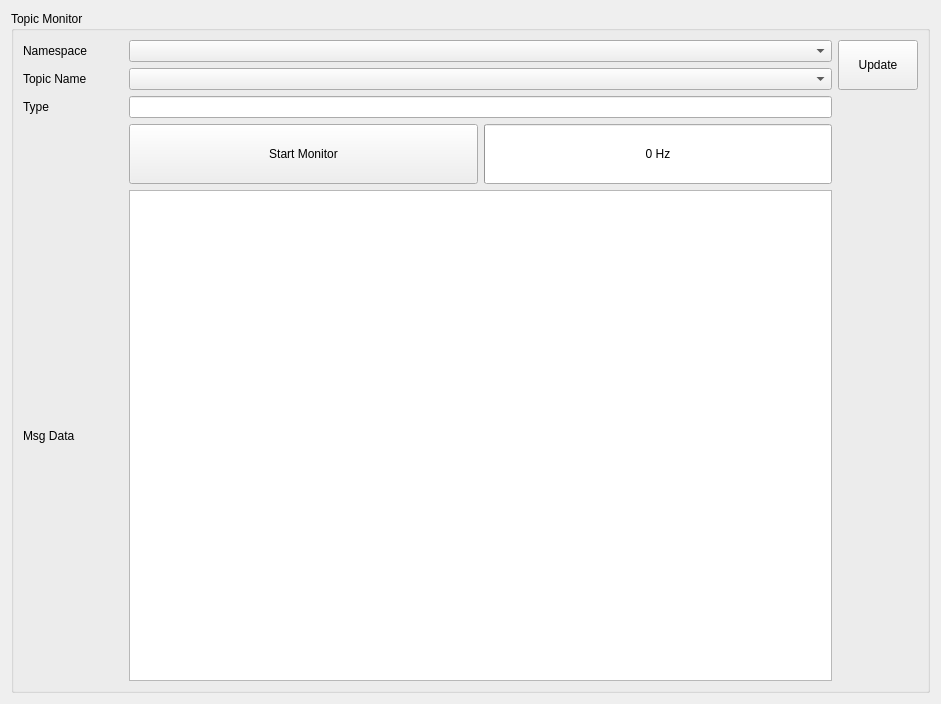
Old version of the form ui/topic_monitor.ui in the repository yyamazaki933/rosif.
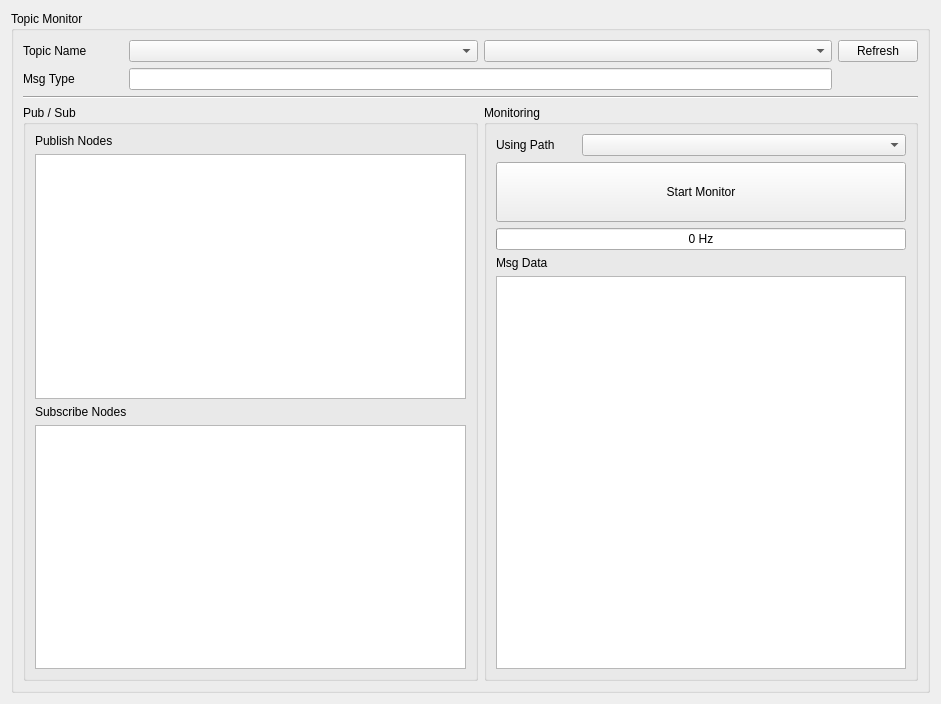
New version of the form.

Patch:
```diff
--- a/ui/topic_monitor.ui
+++ b/ui/topic_monitor.ui
@@ -24,160 +24,19 @@
      </property>
      <layout class="QGridLayout" name="gridLayout_2">
       <item row="3" column="1">
-       <widget class="QPushButton" name="pb_monitor">
-        <property name="minimumSize">
-         <size>
-          <width>0</width>
-          <height>60</height>
-         </size>
-        </property>
-        <property name="text">
-         <string>Start Monitor</string>
-        </property>
-       </widget>
-      </item>
-      <item row="4" column="0">
-       <widget class="QLabel" name="label_2">
-        <property name="text">
-         <string>Msg Data</string>
-        </property>
-       </widget>
-      </item>
-      <item row="3" column="2">
-       <widget class="QProgressBar" name="prog_hz">
-        <property name="sizePolicy">
-         <sizepolicy hsizetype="Preferred" vsizetype="Fixed">
-          <horstretch>0</horstretch>
-          <verstretch>0</verstretch>
-         </sizepolicy>
-        </property>
-        <property name="minimumSize">
-         <size>
-          <width>0</width>
-          <height>60</height>
-         </size>
-        </property>
-        <property name="maximum">
-         <number>1</number>
-        </property>
-        <property name="value">
-         <number>0</number>
-        </property>
-        <property name="format">
-         <string>%v Hz</string>
-        </property>
-       </widget>
-      </item>
-      <item row="4" column="1" colspan="2">
-       <widget class="QPlainTextEdit" name="pte_echo">
-        <property name="palette">
-         <palette>
-          <active>
-           <colorrole role="Text">
-            <brush brushstyle="SolidPattern">
-             <color alpha="255">
-              <red>154</red>
-              <green>153</green>
-              <blue>150</blue>
-             </color>
-            </brush>
-           </colorrole>
-           <colorrole role="PlaceholderText">
-            <brush brushstyle="NoBrush">
-             <color alpha="128">
-              <red>154</red>
-              <green>153</green>
-              <blue>150</blue>
-             </color>
-            </brush>
-           </colorrole>
-          </active>
-          <inactive>
-           <colorrole role="Text">
-            <brush brushstyle="SolidPattern">
-             <color alpha="255">
-              <red>154</red>
-              <green>153</green>
-              <blue>150</blue>
-             </color>
-            </brush>
-           </colorrole>
-           <colorrole role="PlaceholderText">
-            <brush brushstyle="NoBrush">
-             <color alpha="128">
-              <red>154</red>
-              <green>153</green>
-              <blue>150</blue>
-             </color>
-            </brush>
-           </colorrole>
-          </inactive>
-          <disabled>
-           <colorrole role="Text">
-            <brush brushstyle="SolidPattern">
-             <color alpha="255">
-              <red>94</red>
-              <green>92</green>
-              <blue>100</blue>
-             </color>
-            </brush>
-           </colorrole>
-           <colorrole role="PlaceholderText">
-            <brush brushstyle="NoBrush">
-             <color alpha="128">
-              <red>154</red>
-              <green>153</green>
-              <blue>150</blue>
-             </color>
-            </brush>
-           </colorrole>
-          </disabled>
-         </palette>
-        </property>
-        <property name="font">
-         <font>
-          <family>Ubuntu Mono</family>
-          <pointsize>13</pointsize>
-         </font>
-        </property>
-        <property name="readOnly">
-         <bool>true</bool>
-        </property>
-       </widget>
-      </item>
-      <item row="2" column="0">
        <widget class="QLabel" name="label_11">
         <property name="text">
-         <string>Type</string>
+         <string>Msg Type</string>
         </property>
        </widget>
       </item>
-      <item row="0" column="3" rowspan="2">
-       <widget class="QPushButton" name="pb_update">
-        <property name="minimumSize">
-         <size>
-          <width>80</width>
-          <height>50</height>
-         </size>
-        </property>
-        <property name="maximumSize">
-         <size>
-          <width>80</width>
-          <height>16777215</height>
-         </size>
-        </property>
-        <property name="text">
-         <string>Update</string>
-        </property>
-       </widget>
-      </item>
-      <item row="1" column="1" colspan="2">
-       <widget class="QComboBox" name="cb_topic"/>
-      </item>
-      <item row="0" column="1" colspan="2">
+      <item row="1" column="2">
        <widget class="QComboBox" name="cb_ns"/>
       </item>
-      <item row="2" column="1" colspan="2">
+      <item row="1" column="3">
+       <widget class="QComboBox" name="cb_topic"/>
+      </item>
+      <item row="3" column="2" colspan="2">
        <widget class="QLineEdit" name="le_type">
         <property name="palette">
          <palette>
@@ -248,7 +107,27 @@
         </property>
        </widget>
       </item>
-      <item row="1" column="0">
+      <item row="1" column="4">
+       <widget class="QPushButton" name="pb_update">
+        <property name="maximumSize">
+         <size>
+          <width>80</width>
+          <height>16777215</height>
+         </size>
+        </property>
+        <property name="text">
+         <string>Refresh</string>
+        </property>
+       </widget>
+      </item>
+      <item row="4" column="1" colspan="4">
+       <widget class="Line" name="line">
+        <property name="orientation">
+         <enum>Qt::Horizontal</enum>
+        </property>
+       </widget>
+      </item>
+      <item row="1" column="1">
        <widget class="QLabel" name="label_10">
         <property name="minimumSize">
          <size>
@@ -267,11 +146,174 @@
         </property>
        </widget>
       </item>
-      <item row="0" column="0">
-       <widget class="QLabel" name="label">
-        <property name="text">
-         <string>Namespace</string>
+      <item row="6" column="1" colspan="2">
+       <widget class="QGroupBox" name="groupBox_2">
+        <property name="title">
+         <string>Pub / Sub</string>
         </property>
+        <layout class="QVBoxLayout" name="verticalLayout_2">
+         <item>
+          <widget class="QLabel" name="label_3">
+           <property name="text">
+            <string>Publish Nodes</string>
+           </property>
+          </widget>
+         </item>
+         <item>
+          <widget class="QListWidget" name="lw_pub"/>
+         </item>
+         <item>
+          <widget class="QLabel" name="label_2">
+           <property name="text">
+            <string>Subscribe Nodes</string>
+           </property>
+          </widget>
+         </item>
+         <item>
+          <widget class="QListWidget" name="lw_sub"/>
+         </item>
+        </layout>
+       </widget>
+      </item>
+      <item row="6" column="3" colspan="2">
+       <widget class="QGroupBox" name="groupBox_3">
+        <property name="title">
+         <string>Monitoring</string>
+        </property>
+        <layout class="QGridLayout" name="gridLayout">
+         <item row="6" column="0" colspan="2">
+          <widget class="QPlainTextEdit" name="pte_echo">
+           <property name="palette">
+            <palette>
+             <active>
+              <colorrole role="Text">
+               <brush brushstyle="SolidPattern">
+                <color alpha="255">
+                 <red>154</red>
+                 <green>153</green>
+                 <blue>150</blue>
+                </color>
+               </brush>
+              </colorrole>
+              <colorrole role="PlaceholderText">
+               <brush brushstyle="NoBrush">
+                <color alpha="128">
+                 <red>154</red>
+                 <green>153</green>
+                 <blue>150</blue>
+                </color>
+               </brush>
+              </colorrole>
+             </active>
+             <inactive>
+              <colorrole role="Text">
+               <brush brushstyle="SolidPattern">
+                <color alpha="255">
+                 <red>154</red>
+                 <green>153</green>
+                 <blue>150</blue>
+                </color>
+               </brush>
+              </colorrole>
+              <colorrole role="PlaceholderText">
+               <brush brushstyle="NoBrush">
+                <color alpha="128">
+                 <red>154</red>
+                 <green>153</green>
+                 <blue>150</blue>
+                </color>
+               </brush>
+              </colorrole>
+             </inactive>
+             <disabled>
+              <colorrole role="Text">
+               <brush brushstyle="SolidPattern">
+                <color alpha="255">
+                 <red>94</red>
+                 <green>92</green>
+                 <blue>100</blue>
+                </color>
+               </brush>
+              </colorrole>
+              <colorrole role="PlaceholderText">
+               <brush brushstyle="NoBrush">
+                <color alpha="128">
+                 <red>154</red>
+                 <green>153</green>
+                 <blue>150</blue>
+                </color>
+               </brush>
+              </colorrole>
+             </disabled>
+            </palette>
+           </property>
+           <property name="font">
+            <font>
+             <family>Ubuntu Mono</family>
+             <pointsize>13</pointsize>
+            </font>
+           </property>
+           <property name="readOnly">
+            <bool>true</bool>
+           </property>
+          </widget>
+         </item>
+         <item row="1" column="1">
+          <widget class="QComboBox" name="cb_path"/>
+         </item>
+         <item row="1" column="0">
+          <widget class="QLabel" name="label">
+           <property name="maximumSize">
+            <size>
+             <width>80</width>
+             <height>16777215</height>
+            </size>
+           </property>
+           <property name="text">
+            <string>Using Path</string>
+           </property>
+          </widget>
+         </item>
+         <item row="5" column="0">
+          <widget class="QLabel" name="label_4">
+           <property name="text">
+            <string>Msg Data</string>
+           </property>
+          </widget>
+         </item>
+         <item row="3" column="0" colspan="2">
+          <widget class="QPushButton" name="pb_monitor">
+           <property name="minimumSize">
+            <size>
+             <width>0</width>
+             <height>60</height>
+            </size>
+           </property>
+           <property name="text">
+            <string>Start Monitor</string>
+           </property>
+          </widget>
+         </item>
+         <item row="4" column="0" colspan="2">
+          <widget class="QProgressBar" name="prog_hz">
+           <property name="sizePolicy">
+            <sizepolicy hsizetype="Preferred" vsizetype="Fixed">
+             <horstretch>0</horstretch>
+             <verstretch>0</verstretch>
+            </sizepolicy>
+           </property>
+           <property name="maximum">
+            <number>1</number>
+           </property>
+           <property name="value">
+            <number>0</number>
+           </property>
+           <property name="format">
+            <string>%v Hz</string>
+           </property>
+          </widget>
+         </item>
+        </layout>
        </widget>
       </item>
      </layout>
```
